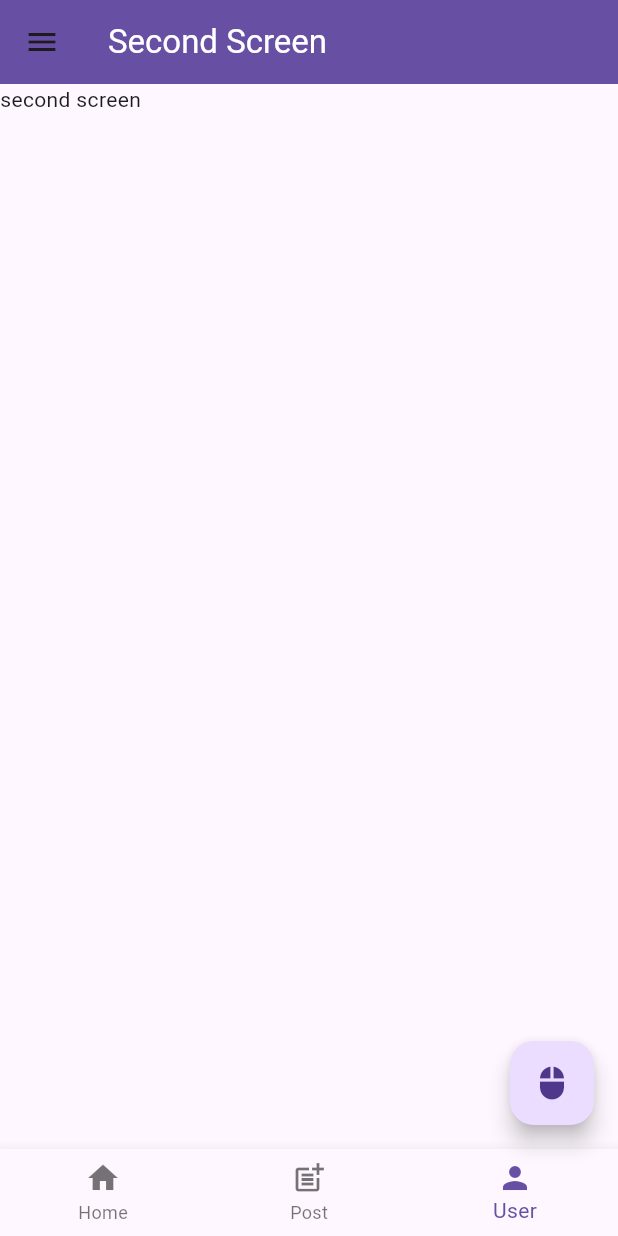
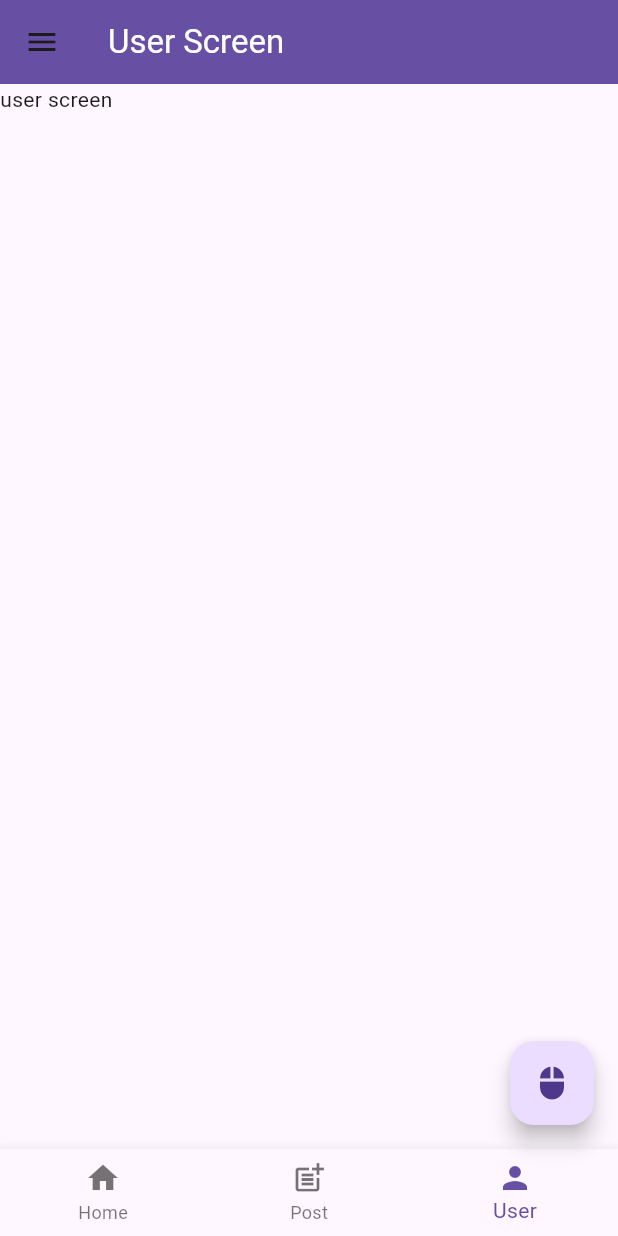
Before and after one commit to NewChoBo/portfolio_riverpod, a Flutter app: the UserScreen screen opened by its route, on a phone screen of 412 x 824 dp. Run offline on Flutter 3.47's test engine with Material 3 defaults, Android fonts, the phone set to English and light mode, and no system bars; our stand-ins replace go_router.

Commit message:
refactor: go router 적용

```diff
--- a/lib/home/presentation/screens/home_screen.dart
+++ b/lib/home/presentation/screens/home_screen.dart
@@ -1,17 +1,13 @@
 // TODO: Home 기능의 화면(Screen)을 구현하세요.
-import 'package:auto_route/auto_route.dart';
 import 'package:flutter/material.dart';
-import 'package:portfolio_riverpod/app_router.dart';
 import 'package:portfolio_riverpod/global/presentation/screens/base_scaffold.dart';
+import 'package:go_router/go_router.dart'; // Added import
 
-@RoutePage() // 어노테이션 추가
 class HomeScreen extends StatelessWidget {
   const HomeScreen({super.key});
 
   @override
   Widget build(BuildContext context) {
-    final router = AutoRouter.of(context);
-
     return BaseScaffold(
       title: "Home Screen",
       body: SafeArea(
@@ -23,15 +19,15 @@ class HomeScreen extends StatelessWidget {
               const Text("home screen"),
               ElevatedButton(
                 onPressed: () {
-                  router.push(const PostRoute());
+                  context.go('/post'); // Changed to go_router
                 },
-                child: const Text("Go to first screen"),
+                child: const Text("Go to Post Screen"),
               ),
               ElevatedButton(
                 onPressed: () {
-                  router.push(UserRoute());
+                  context.go('/user'); // Changed to go_router
                 },
-                child: const Text("Go to second screen"),
+                child: const Text("Go to User Screen"),
               ),
             ],
           ),
--- a/lib/user/presentation/screens/user_screen.dart
+++ b/lib/user/presentation/screens/user_screen.dart
@@ -1,18 +1,16 @@
 // TODO: User 기능의 화면(Screen)을 구현하세요.
-import 'package:auto_route/auto_route.dart';
 import 'package:flutter/material.dart';
 import 'package:portfolio_riverpod/global/presentation/screens/base_scaffold.dart';
 
-@RoutePage()
 class UserScreen extends StatelessWidget {
   const UserScreen({super.key});
 
   @override
   Widget build(BuildContext context) {
     return BaseScaffold(
-      title: "Second Screen",
+      title: "User Screen",
       body: SafeArea(
-        child: Text("second screen"),
+        child: const Text("user screen"),
       ),
     );
   }
```
